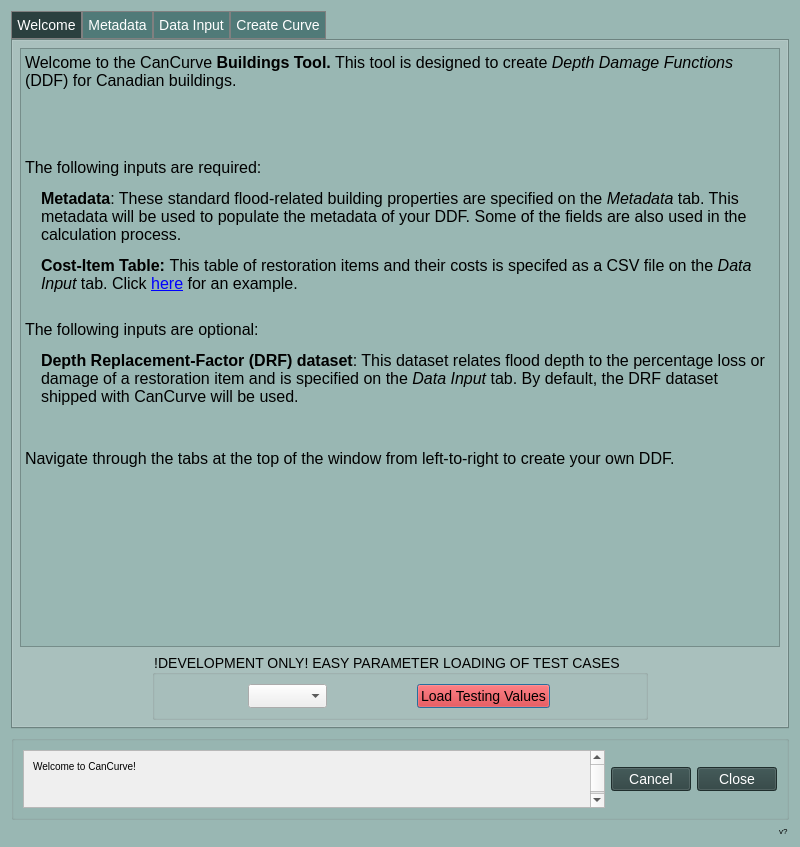
The window that cancurve/bldgs/cc_bldgs_dialog.ui (NRCan/CanCurve) describes before a commit, drawn with Qt 5.
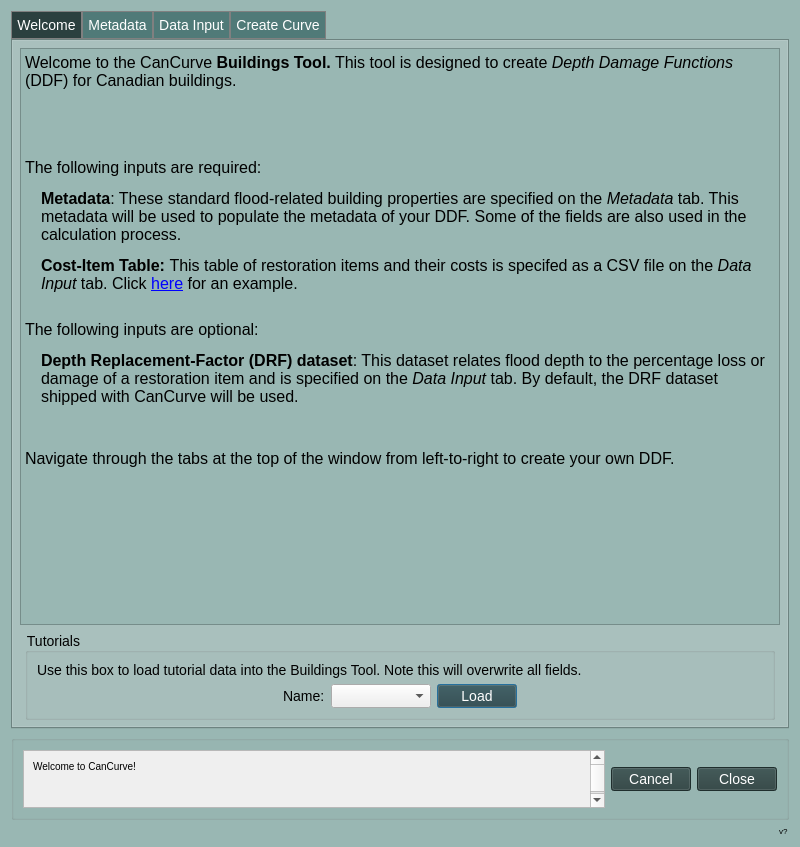
The same window after the commit. Icons and pictures are not drawn. Custom widgets are drawn as their Qt base class.

Commit message: add tutorials box

Diff of the .ui file:
```diff
--- a/cancurve/bldgs/cc_bldgs_dialog.ui
+++ b/cancurve/bldgs/cc_bldgs_dialog.ui
@@ -160,17 +160,55 @@
         </widget>
        </item>
        <item alignment="Qt::AlignHCenter">
-        <widget class="QGroupBox" name="groupBox_dev">
-         <property name="styleSheet">
-          <string notr="true">QPushButton {
-  background-color: red;
-  color: black;
-}</string>
+        <widget class="QgsCollapsibleGroupBox" name="mGroupBox">
+         <property name="minimumSize">
+          <size>
+           <width>750</width>
+           <height>0</height>
+          </size>
          </property>
          <property name="title">
-          <string>!DEVELOPMENT ONLY! EASY PARAMETER LOADING OF TEST CASES</string>
+          <string>Tutorials</string>
          </property>
+         <property name="collapsed">
+          <bool>true</bool>
+         </property>
+         <layout class="QVBoxLayout" name="verticalLayout_22">
+          <item>
+           <widget class="QLabel" name="label_10">
+            <property name="text">
+             <string>Use this box to load tutorial data into the Buildings Tool. Note this will overwrite all fields.</string>
+            </property>
+           </widget>
+          </item>
+          <item>
          <layout class="QHBoxLayout" name="horizontalLayout_12">
+            <item>
+             <spacer name="horizontalSpacer_7">
+              <property name="orientation">
+               <enum>Qt::Horizontal</enum>
+              </property>
+              <property name="sizeHint" stdset="0">
+               <size>
+                <width>40</width>
+                <height>20</height>
+               </size>
+              </property>
+             </spacer>
+            </item>
+            <item>
+             <widget class="QLabel" name="label_9">
+              <property name="sizePolicy">
+               <sizepolicy hsizetype="Fixed" vsizetype="Preferred">
+                <horstretch>0</horstretch>
+                <verstretch>0</verstretch>
+               </sizepolicy>
+              </property>
+              <property name="text">
+               <string>Name:</string>
+              </property>
+             </widget>
+            </item>
           <item>
            <widget class="QComboBox" name="comboBox_dev">
             <property name="sizePolicy">
@@ -179,6 +217,12 @@
               <verstretch>0</verstretch>
              </sizepolicy>
             </property>
+              <property name="minimumSize">
+               <size>
+                <width>100</width>
+                <height>0</height>
+               </size>
+              </property>
            </widget>
           </item>
           <item>
@@ -190,9 +234,24 @@
              </sizepolicy>
             </property>
             <property name="text">
-             <string>Load Testing Values</string>
-            </property>
-           </widget>
+               <string>Load</string>
+              </property>
+             </widget>
+            </item>
+            <item>
+             <spacer name="horizontalSpacer_6">
+              <property name="orientation">
+               <enum>Qt::Horizontal</enum>
+              </property>
+              <property name="sizeHint" stdset="0">
+               <size>
+                <width>40</width>
+                <height>20</height>
+               </size>
+              </property>
+             </spacer>
+            </item>
+           </layout>
           </item>
          </layout>
         </widget>
```
Left out of the diff: 2 changed lines with no effect on the pictures. Lines whose indentation alone changed are shown as unchanged.
